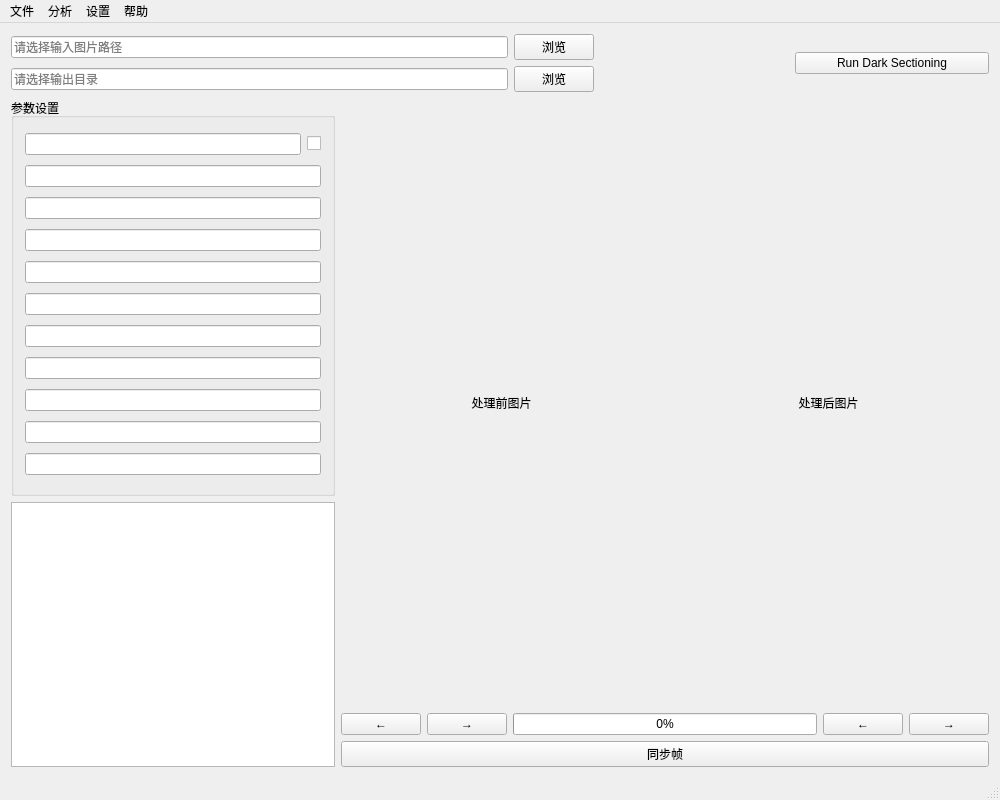
Above: mainwindow.ui from Ruoave/Dark-optical-sectioning-with-Qt- before the change. Below: the same form after it.
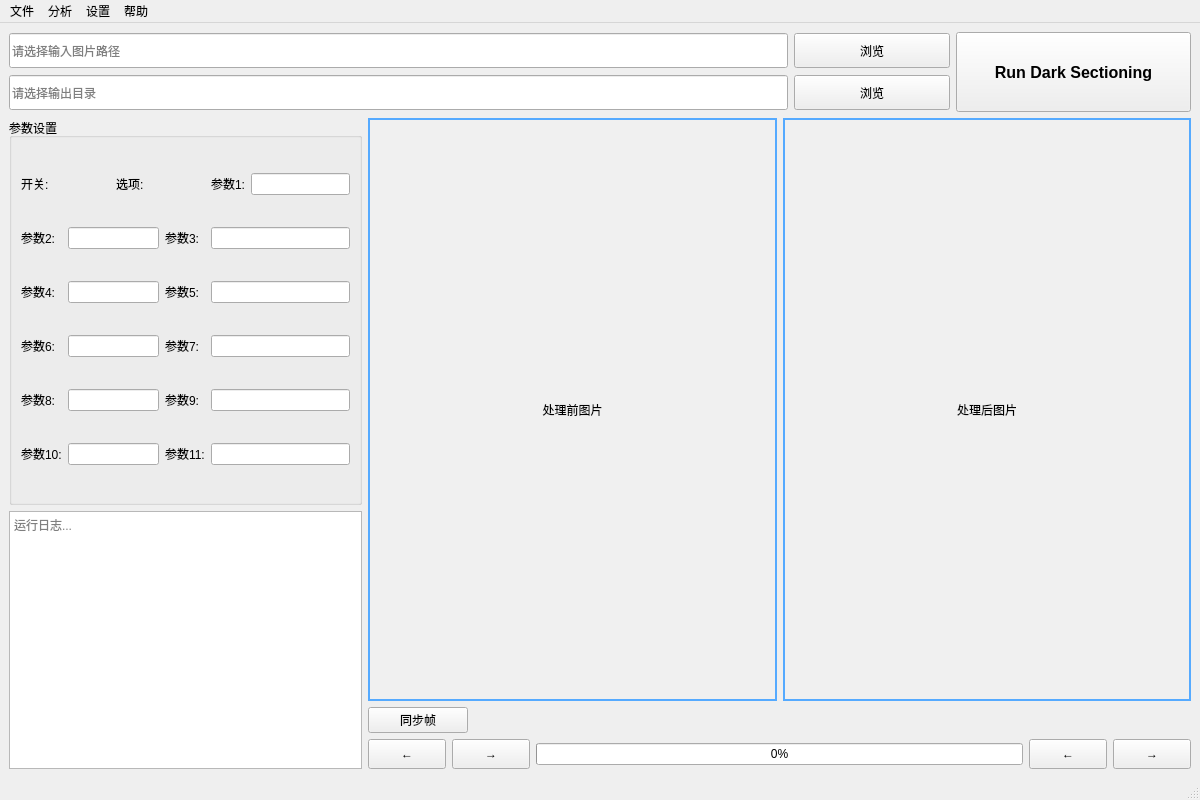
That is the form after the change.

Commit message:
ui 2.0 美化了但功能还没好
仍旧没有实现显示图片功能，且显示图片是跳出了两个新窗口，而不是原本嵌入在橙色区内的左右图片展示区

橙色区左下角右下角的切帧按钮消失了

The edit to the form file:
```diff
--- a/mainwindow.ui
+++ b/mainwindow.ui
@@ -6,7 +6,7 @@
    <rect>
     <x>0</x>
     <y>0</y>
-    <width>1000</width>
+    <width>1200</width>
     <height>800</height>
    </rect>
   </property>
@@ -14,18 +14,27 @@
    <string>Dark Sectioning</string>
   </property>
   <widget class="QWidget" name="centralWidget">
-   <layout class="QVBoxLayout" name="verticalLayout" stretch="0,0">
+   <layout class="QVBoxLayout" name="verticalLayout_main" stretch="0,0,3,7">
+    <!-- 蓝色区：路径与操作按钮 -->
     <item>
-     <layout class="QHBoxLayout" name="horizontalLayout_path" stretch="3,1,1">
+     <layout class="QHBoxLayout" name="horizontalLayout_path" stretch="4,1">
+      <!-- 左侧：路径输入区域 -->
       <item>
-       <layout class="QVBoxLayout" name="verticalLayout_path">
+       <layout class="QVBoxLayout" name="verticalLayout_pathInputs" stretch="1,1">
+        <!-- 第一行：输入图片路径 -->
         <item>
-         <layout class="QHBoxLayout" name="horizontalLayout_input">
+         <layout class="QHBoxLayout" name="horizontalLayout_inputPath" stretch="5,1">
           <item>
            <widget class="QLineEdit" name="lineEdit_inputPath">
             <property name="placeholderText">
              <string>请选择输入图片路径</string>
             </property>
+            <property name="minimumSize">
+             <size>
+              <width>400</width>
+              <height>35</height>
+             </size>
+            </property>
            </widget>
           </item>
           <item>
@@ -33,17 +42,30 @@
             <property name="text">
              <string>浏览</string>
             </property>
+            <property name="minimumSize">
+             <size>
+              <width>80</width>
+              <height>35</height>
+             </size>
+            </property>
            </widget>
           </item>
          </layout>
         </item>
+        <!-- 第二行：输出目录 -->
         <item>
-         <layout class="QHBoxLayout" name="horizontalLayout_output">
+         <layout class="QHBoxLayout" name="horizontalLayout_outputPath" stretch="5,1">
           <item>
            <widget class="QLineEdit" name="lineEdit_outputPath">
             <property name="placeholderText">
              <string>请选择输出目录</string>
             </property>
+            <property name="minimumSize">
+             <size>
+              <width>400</width>
+              <height>35</height>
+             </size>
+            </property>
            </widget>
           </item>
           <item>
@@ -51,82 +73,199 @@
             <property name="text">
              <string>浏览</string>
             </property>
+            <property name="minimumSize">
+             <size>
+              <width>80</width>
+              <height>35</height>
+             </size>
+            </property>
            </widget>
           </item>
          </layout>
         </item>
        </layout>
       </item>
+      <!-- 右侧：Run Dark Sectioning 按钮（占据两行高度） -->
       <item>
-       <spacer name="horizontalSpacer">
-        <property name="orientation">
-         <enum>Qt::Horizontal</enum>
-        </property>
-        <property name="sizeHint" stdset="0">
-         <size>
-          <width>40</width>
-          <height>20</height>
-         </size>
-        </property>
-       </spacer>
-      </item>
-      <item>
-       <widget class="QPushButton" name="pushButton">
+       <widget class="QPushButton" name="pushButton_run">
         <property name="text">
          <string>Run Dark Sectioning</string>
         </property>
+        <property name="minimumSize">
+         <size>
+          <width>200</width>
+          <height>80</height>
+         </size>
+        </property>
+        <property name="maximumSize">
+         <size>
+          <width>300</width>
+          <height>16777215</height>
+         </size>
+        </property>
+        <property name="font">
+         <font>
+          <pointsize>12</pointsize>
+          <bold>true</bold>
+         </font>
+        </property>
        </widget>
       </item>
      </layout>
     </item>
+    <!-- 主内容区：左侧参数+日志，右侧图像显示 -->
     <item>
-     <layout class="QHBoxLayout" name="horizontalLayout_main" stretch="1,2">
+     <layout class="QHBoxLayout" name="horizontalLayout_content" stretch="3,7">
+      <!-- 左侧：参数区和日志区 -->
       <item>
-       <layout class="QVBoxLayout" name="verticalLayout_left" stretch="3,2">
+       <layout class="QVBoxLayout" name="verticalLayout_left" stretch="6,4">
+        <!-- 绿色区：参数设置面板（一行3个控件） -->
         <item>
          <widget class="QGroupBox" name="groupBox_params">
           <property name="title">
            <string>参数设置</string>
           </property>
-          <layout class="QVBoxLayout" name="verticalLayout_params">
-           <item>
-            <layout class="QHBoxLayout" name="horizontalLayout_toggle">
-             <item>
-              <widget class="QLineEdit" name="lineEdit_param1"/>
-             </item>
-             <item>
-              <widget class="QCheckBox" name="checkBox_param"/>
-             </item>
-            </layout>
+          <property name="minimumSize">
+           <size>
+            <width>350</width>
+            <height>200</height>
+           </size>
+          </property>
+          <layout class="QGridLayout" name="gridLayout_params">
+           <!-- 第1行：Toggle + Checkbox + TextField1 -->
+           <item row="0" column="0">
+            <widget class="QLabel" name="label_param1">
+             <property name="text">
+              <string>开关:</string>
+             </property>
+            </widget>
            </item>
-           <item>
+           <item row="0" column="1">
+            <widget class="QWidget" name="widget_toggleContainer"/>
+           </item>
+           <item row="0" column="2">
+            <widget class="QLabel" name="label_param2">
+             <property name="text">
+              <string>选项:</string>
+             </property>
+            </widget>
+           </item>
+           <item row="0" column="3">
+            <widget class="QWidget" name="widget_checkboxContainer"/>
+           </item>
+           <item row="0" column="4">
+            <widget class="QLabel" name="label_param3">
+             <property name="text">
+              <string>参数1:</string>
+             </property>
+            </widget>
+           </item>
+           <item row="0" column="5">
+            <widget class="QLineEdit" name="lineEdit_param1"/>
+           </item>
+           <!-- 第2行：TextField2-4 -->
+           <item row="1" column="0">
+            <widget class="QLabel" name="label_param4">
+             <property name="text">
+              <string>参数2:</string>
+             </property>
+            </widget>
+           </item>
+           <item row="1" column="1" colspan="2">
             <widget class="QLineEdit" name="lineEdit_param2"/>
            </item>
-           <item>
+           <item row="1" column="3">
+            <widget class="QLabel" name="label_param5">
+             <property name="text">
+              <string>参数3:</string>
+             </property>
+            </widget>
+           </item>
+           <item row="1" column="4" colspan="2">
             <widget class="QLineEdit" name="lineEdit_param3"/>
            </item>
-           <item>
+           <!-- 第3行：TextField5-7 -->
+           <item row="2" column="0">
+            <widget class="QLabel" name="label_param6">
+             <property name="text">
+              <string>参数4:</string>
+             </property>
+            </widget>
+           </item>
+           <item row="2" column="1" colspan="2">
             <widget class="QLineEdit" name="lineEdit_param4"/>
            </item>
-           <item>
+           <item row="2" column="3">
+            <widget class="QLabel" name="label_param7">
+             <property name="text">
+              <string>参数5:</string>
+             </property>
+            </widget>
+           </item>
+           <item row="2" column="4" colspan="2">
             <widget class="QLineEdit" name="lineEdit_param5"/>
            </item>
-           <item>
+           <!-- 第4行：TextField8-10 -->
+           <item row="3" column="0">
+            <widget class="QLabel" name="label_param8">
+             <property name="text">
+              <string>参数6:</string>
+             </property>
+            </widget>
+           </item>
+           <item row="3" column="1" colspan="2">
             <widget class="QLineEdit" name="lineEdit_param6"/>
            </item>
-           <item>
+           <item row="3" column="3">
+            <widget class="QLabel" name="label_param9">
+             <property name="text">
+              <string>参数7:</string>
+             </property>
+            </widget>
+           </item>
+           <item row="3" column="4" colspan="2">
             <widget class="QLineEdit" name="lineEdit_param7"/>
            </item>
-           <item>
+           <!-- 第5行：TextField11-13 -->
+           <item row="4" column="0">
+            <widget class="QLabel" name="label_param10">
+             <property name="text">
+              <string>参数8:</string>
+             </property>
+            </widget>
+           </item>
+           <item row="4" column="1" colspan="2">
             <widget class="QLineEdit" name="lineEdit_param8"/>
            </item>
-           <item>
+           <item row="4" column="3">
+            <widget class="QLabel" name="label_param11">
+             <property name="text">
+              <string>参数9:</string>
+             </property>
+            </widget>
+           </item>
+           <item row="4" column="4" colspan="2">
             <widget class="QLineEdit" name="lineEdit_param9"/>
            </item>
-           <item>
+           <!-- 第6行：TextField10-11 -->
+           <item row="5" column="0">
+            <widget class="QLabel" name="label_param12">
+             <property name="text">
+              <string>参数10:</string>
+             </property>
+            </widget>
+           </item>
+           <item row="5" column="1" colspan="2">
             <widget class="QLineEdit" name="lineEdit_param10"/>
            </item>
-           <item>
+           <item row="5" column="3">
+            <widget class="QLabel" name="label_param13">
+             <property name="text">
+              <string>参数11:</string>
+             </property>
+            </widget>
+           </item>
+           <item row="5" column="4" colspan="2">
             <widget class="QLineEdit" name="lineEdit_param11"/>
            </item>
           </layout>
@@ -137,12 +276,17 @@
           <property name="readOnly">
            <bool>true</bool>
           </property>
+          <property name="placeholderText">
+           <string>运行日志...</string>
+          </property>
          </widget>
         </item>
        </layout>
       </item>
+      <!-- 右侧：双图显示区 -->
       <item>
-       <layout class="QVBoxLayout" name="verticalLayout_right">
+       <layout class="QVBoxLayout" name="verticalLayout_right" stretch="9,0,1">
+        <!-- 橙色区：双图像显示区 -->
         <item>
          <layout class="QHBoxLayout" name="horizontalLayout_images" stretch="1,1">
           <item>
@@ -153,6 +297,12 @@
             <property name="alignment">
              <set>Qt::AlignCenter</set>
             </property>
+            <property name="styleSheet">
+             <string notr="true">QLabel {
+	border: 2px solid #55aaff;
+	background-color: #f0f0f0;
+}</string>
+            </property>
            </widget>
           </item>
           <item>
@@ -163,68 +313,107 @@
             <property name="alignment">
              <set>Qt::AlignCenter</set>
             </property>
+            <property name="styleSheet">
+             <string notr="true">QLabel {
+	border: 2px solid #55aaff;
+	background-color: #f0f0f0;
+}</string>
+            </property>
            </widget>
           </item>
          </layout>
         </item>
         <item>
-         <layout class="QHBoxLayout" name="horizontalLayout_control" stretch="1,3,1">
-          <item>
-           <layout class="QHBoxLayout" name="horizontalLayout_left_buttons">
-            <item>
-             <widget class="QPushButton" name="pushButton_prev">
-              <property name="text">
-               <string>←</string>
-              </property>
-             </widget>
-            </item>
-            <item>
-             <widget class="QPushButton" name="pushButton_next">
-              <property name="text">
-               <string>→</string>
-              </property>
-             </widget>
-            </item>
-           </layout>
-          </item>
-          <item>
-           <layout class="QHBoxLayout" name="horizontalLayout_progress">
-            <item>
-             <widget class="QProgressBar" name="progressBar">
-              <property name="value">
-               <number>0</number>
-              </property>
-             </widget>
-            </item>
-           </layout>
-          </item>
-          <item>
-           <layout class="QHBoxLayout" name="horizontalLayout_right_buttons">
-            <item>
-             <widget class="QPushButton" name="pushButton_prev2">
-              <property name="text">
-               <string>←</string>
-              </property>
-             </widget>
-            </item>
-            <item>
-             <widget class="QPushButton" name="pushButton_next2">
-              <property name="text">
-               <string>→</string>
-              </property>
-             </widget>
-            </item>
-           </layout>
-          </item>
-         </layout>
-        </item>
-        <item>
-         <widget class="QPushButton" name="pushButton_sync">
+         <widget class="QPushButton" name="pushButton_syncFrames">
           <property name="text">
            <string>同步帧</string>
           </property>
+          <property name="maximumSize">
+           <size>
+            <width>100</width>
+            <height>30</height>
+           </size>
+          </property>
          </widget>
         </item>
+        <!-- 底部控制条 -->
+        <item>
+         <layout class="QHBoxLayout" name="horizontalLayout_controlBar" stretch="1,3,1">
+          <!-- 最左侧：一对左右箭头按钮 -->
+          <item>
+           <layout class="QHBoxLayout" name="horizontalLayout_leftArrows">
+            <item>
+             <widget class="QPushButton" name="pushButton_prevLeft">
+              <property name="text">
+               <string>←</string>
+              </property>
+              <property name="minimumSize">
+               <size>
+                <width>40</width>
+                <height>30</height>
+               </size>
+              </property>
+             </widget>
+            </item>
+            <item>
+             <widget class="QPushButton" name="pushButton_nextLeft">
+              <property name="text">
+               <string>→</string>
+              </property>
+              <property name="minimumSize">
+               <size>
+                <width>40</width>
+                <height>30</height>
+               </size>
+              </property>
+             </widget>
+            </item>
+           </layout>
+          </item>
+          <!-- 中间：进度条/滑块 -->
+          <item>
+           <widget class="QProgressBar" name="progressBar_processing">
+            <property name="value">
+             <number>0</number>
+            </property>
+            <property name="visible">
+             <bool>true</bool>
+            </property>
+           </widget>
+          </item>
+          <!-- 最右侧：一对左右箭头按钮 -->
+          <item>
+           <layout class="QHBoxLayout" name="horizontalLayout_rightArrows">
+            <item>
+             <widget class="QPushButton" name="pushButton_prevRight">
+              <property name="text">
+               <string>←</string>
+              </property>
+              <property name="minimumSize">
+               <size>
+                <width>40</width>
+                <height>30</height>
+               </size>
+              </property>
+             </widget>
+            </item>
+            <item>
+             <widget class="QPushButton" name="pushButton_nextRight">
+              <property name="text">
+               <string>→</string>
+              </property>
+              <property name="minimumSize">
+               <size>
+                <width>40</width>
+                <height>30</height>
+               </size>
+              </property>
+             </widget>
+            </item>
+           </layout>
+          </item>
+         </layout>
+        </item>
        </layout>
       </item>
      </layout>
@@ -236,7 +425,7 @@
     <rect>
      <x>0</x>
      <y>0</y>
-     <width>1000</width>
+     <width>1200</width>
      <height>26</height>
     </rect>
    </property>
@@ -270,7 +459,6 @@
    <addaction name="menuSettings"/>
    <addaction name="menuHelp"/>
   </widget>
-  <widget class="QStatusBar" name="statusBar"/>
   <action name="actionSave_Image">
    <property name="text">
     <string>保存图片</string>
@@ -296,8 +484,8 @@
     <string>批量处理</string>
    </property>
   </action>
+  <widget class="QStatusBar" name="statusBar"/>
  </widget>
- <layoutdefault spacing="6" margin="11"/>
  <resources/>
  <connections/>
 </ui>
```
Left out of the diff: 12 changed lines with no effect on the pictures. The commit also changes 4 other files.
